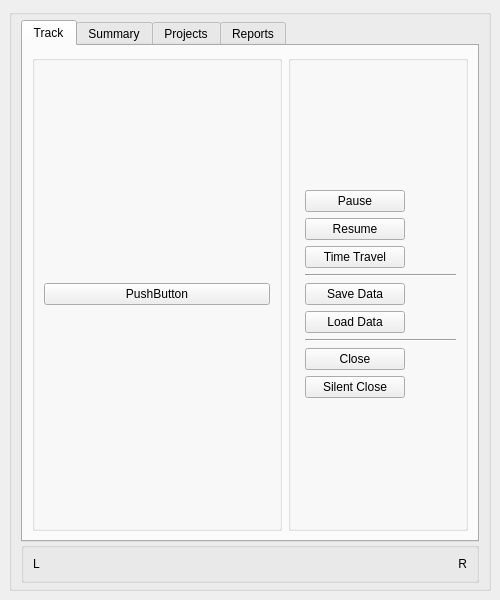
First picture: the form in GUI/Main.ui, repository hratcliffe/TimeTrackerTwo, before the edit.
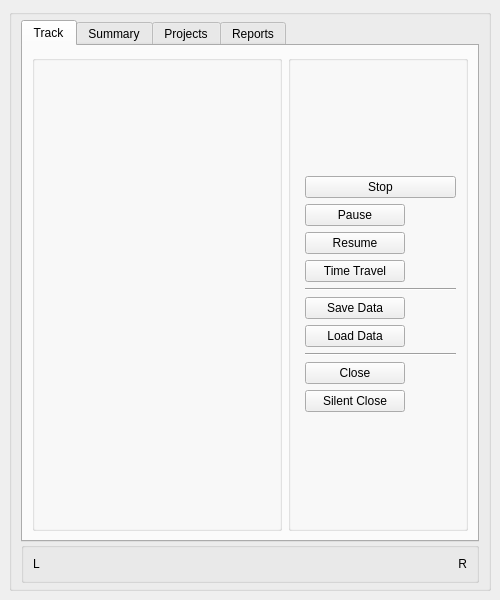
Second picture: the form after the edit. Custom widgets are drawn as their Qt base class.

Commit message:
Add 'stop' and grey-out buttons
Grey's out stop, pause, resume etc depending on state

Diff of the .ui file:
```diff
--- a/GUI/Main.ui
+++ b/GUI/Main.ui
@@ -139,15 +139,7 @@
                </property>
                <layout class="QVBoxLayout" name="verticalLayout_5">
                 <item>
-                 <layout class="QVBoxLayout" name="verticalLayout_4">
-                  <item>
-                   <widget class="projectButton" name="t_test_button">
-                    <property name="text">
-                     <string>PushButton</string>
-                    </property>
-                   </widget>
-                  </item>
-                 </layout>
+                 <layout class="QVBoxLayout" name="verticalLayout_4"/>
                 </item>
                </layout>
               </widget>
@@ -181,6 +173,13 @@
                   <property name="leftMargin">
                    <number>5</number>
                   </property>
+                  <item>
+                   <widget class="QPushButton" name="t_stop_button">
+                    <property name="text">
+                     <string>Stop</string>
+                    </property>
+                   </widget>
+                  </item>
                   <item>
                    <widget class="QPushButton" name="t_pause_button">
                     <property name="sizePolicy">
@@ -530,13 +529,6 @@
    </layout>
   </widget>
  </widget>
- <customwidgets>
-  <customwidget>
-   <class>projectButton</class>
-   <extends>QPushButton</extends>
-   <header>projectbutton.h</header>
-  </customwidget>
- </customwidgets>
  <resources/>
  <connections/>
 </ui>
```
The commit also changes 3 other files.
